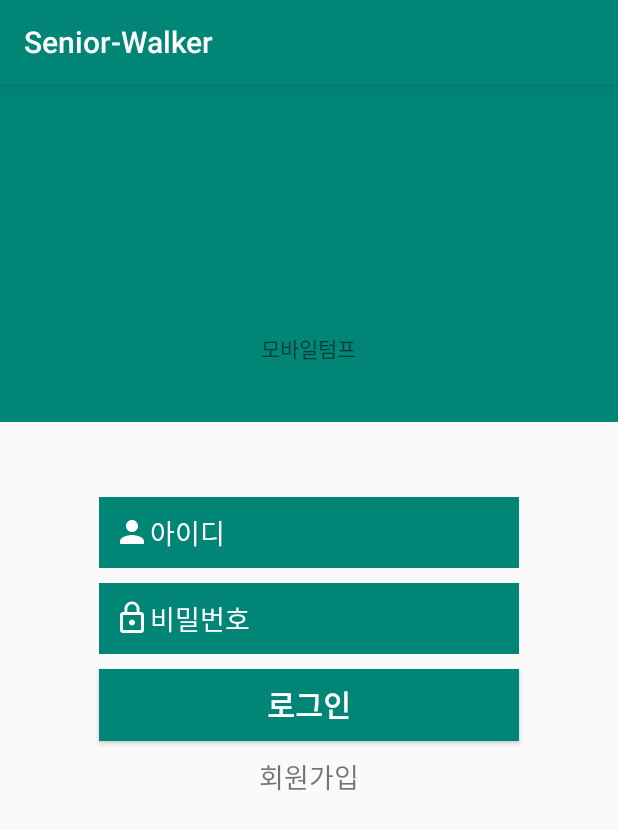
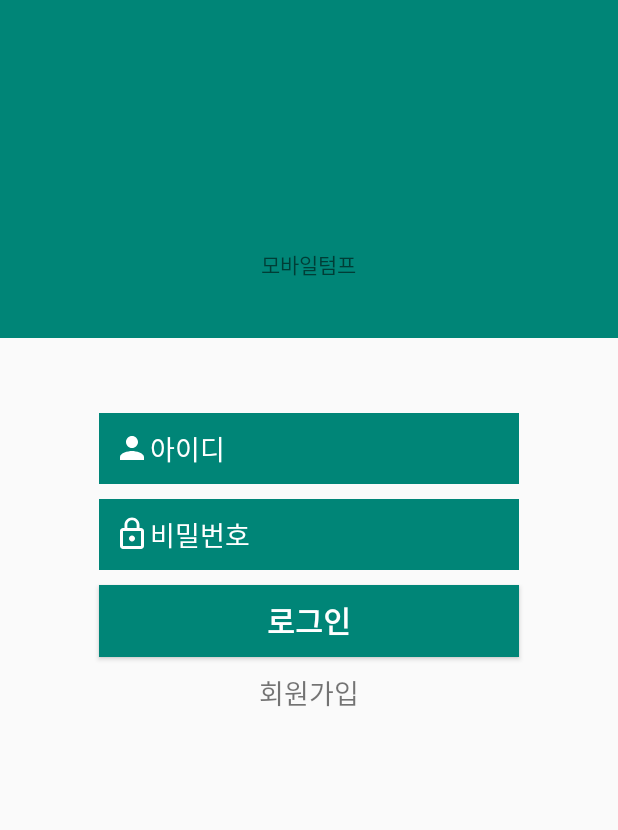
Before and after one commit to Bejita123/Senior-Walker, an Android app: the screen it shows after launch (LoginActivity), on a phone screen of 412 x 824 dp. Shown: the top 830 px of the screen. Run offline under Robolectric (Android 15) with nearby library versions, the light colour scheme and no system bars; our stand-ins replace Firebase (no records; nobody signed in at launch, a user with empty details on screens opened directly).

Commit message:
add Loding

```diff
--- a/app/src/main/java/com/example/senior_walker/LoginActivity.java
+++ b/app/src/main/java/com/example/senior_walker/LoginActivity.java
@@ -3,6 +3,7 @@ package com.example.senior_walker;
 import android.content.Intent;
 import android.os.Bundle;
 import android.support.annotation.NonNull;
+import android.support.v7.app.ActionBar;
 import android.support.v7.app.AppCompatActivity;
 import android.support.v7.widget.ButtonBarLayout;
 import android.view.View;
@@ -19,11 +20,12 @@ import static com.example.senior_walker.Utill.showToast;
 
 public class LoginActivity extends AppCompatActivity {
     private FirebaseAuth mAuth;
-
     @Override
     protected void onCreate(Bundle savedInstanceState) {
         super.onCreate(savedInstanceState);
         setContentView(R.layout.activity_login);
+        ActionBar ab = getSupportActionBar();
+        ab.hide();// 액션 바 지우기
 
         mAuth = FirebaseAuth.getInstance();
         TextView loginBtn = (TextView)findViewById(R.id.loginBtn);
@@ -54,12 +56,12 @@ public class LoginActivity extends AppCompatActivity {
 
         if (email.length() > 0 && password.length() > 0) {
             final RelativeLayout loaderLayout = findViewById(R.id.loaderLyaout);
-           // loaderLayout.setVisibility(View.VISIBLE);
+            loaderLayout.setVisibility(View.VISIBLE);
             mAuth.signInWithEmailAndPassword(email, password)
                     .addOnCompleteListener(this, new OnCompleteListener<AuthResult>() {
                         @Override
                         public void onComplete(@NonNull Task<AuthResult> task) {
-                           //loaderLayout.setVisibility(View.GONE);
+                           loaderLayout.setVisibility(View.GONE);
                             if (task.isSuccessful()) {
                                 FirebaseUser user = mAuth.getCurrentUser();
                                 showToast(LoginActivity.this, "로그인에 성공하였습니다.");
--- a/app/src/main/res/layout/activity_login.xml
+++ b/app/src/main/res/layout/activity_login.xml
@@ -6,11 +6,18 @@
     android:layout_height="match_parent"
     tools:context=".LoginActivity">
 
+    <include
+        layout="@layout/view_loader"
+        android:layout_width="match_parent"
+        android:layout_height="match_parent"
+        android:visibility="invisible"/>
 
     <LinearLayout
         android:layout_width="match_parent"
         android:layout_height="match_parent"
         android:orientation="vertical">
+
+
 
         <LinearLayout
             android:layout_width="match_parent"
```
Also changed, not shown: app/src/main/java/com/example/senior_walker/RegisterActivity.java (+4 -3 lines), app/src/main/res/layout/activity_register.xml (+10 -1 lines).
